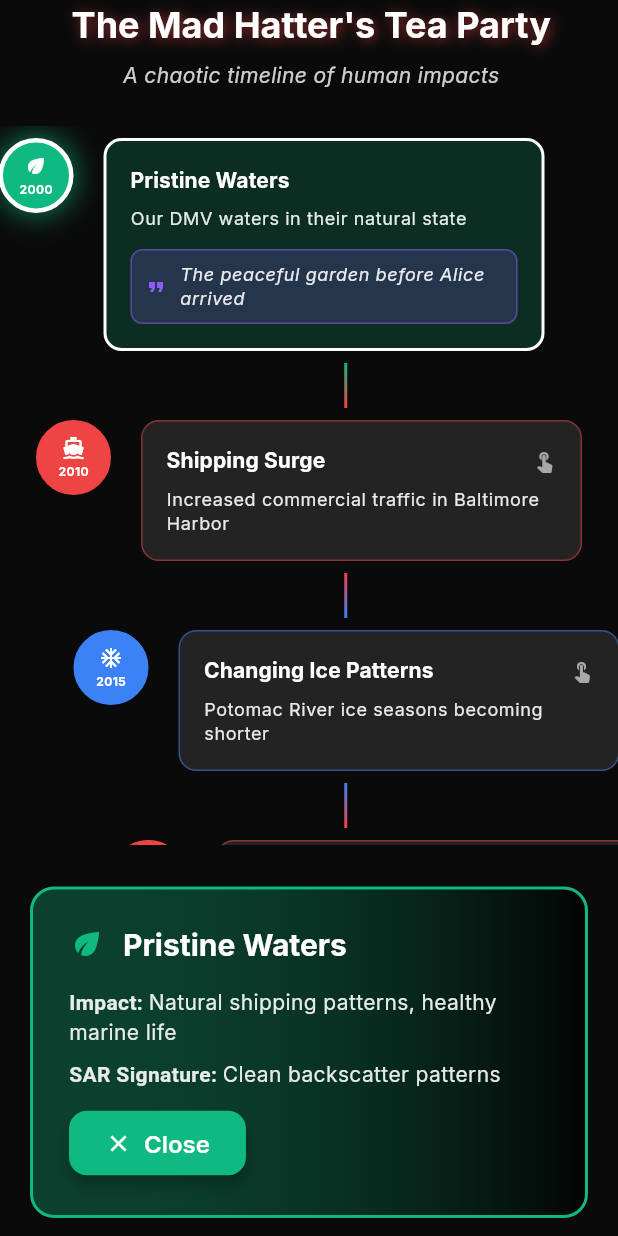
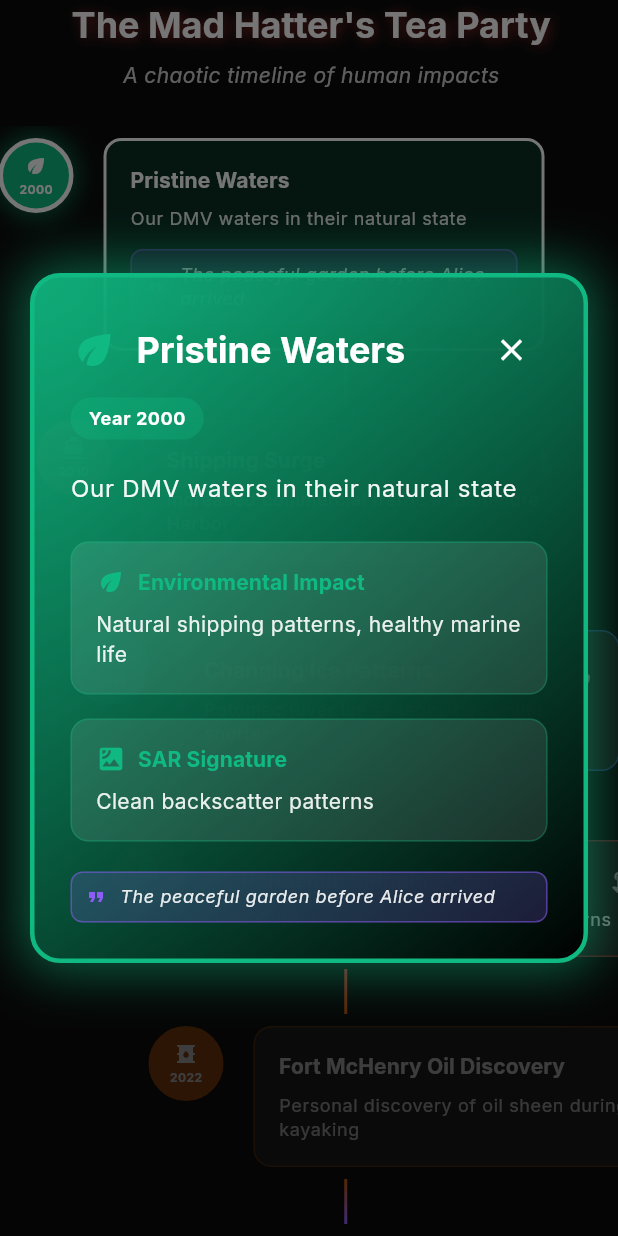
Before and after one commit to pranalitalla8/sarveillance, a Flutter app: the InteractiveTimeline widget shown alone on an empty page, opened directly with sample values from the repository, after a tap on "2000", on a phone screen of 412 x 824 dp. Run offline on Flutter 3.47's test engine with Material 3 defaults, Android fonts, the phone set to English and light mode, and no system bars; our stand-ins replace csv, fl_chart, flutter_map, google_fonts, google_maps_flutter, latlong2.

Commit message:
fix rest of slides

```diff
--- a/lib/widgets/interactive_timeline.dart
+++ b/lib/widgets/interactive_timeline.dart
@@ -129,10 +129,6 @@ class _InteractiveTimelineState extends State<InteractiveTimeline>
         Expanded(
           child: _buildTimelineContent(),
         ),
-        if (_selectedEvent != null) ...[
-          const SizedBox(height: 16),
-          _buildEventDetail(),
-        ],
       ],
     );
   }
@@ -386,25 +382,113 @@ class _InteractiveTimelineState extends State<InteractiveTimeline>
     );
   }
 
-  Widget _buildEventDetail() {
-    final event = _events.firstWhere((e) => e.id == _selectedEvent!);
-
-    return AnimatedContainer(
-      duration: const Duration(milliseconds: 400),
+  Widget _buildEventDetailDialog(TimelineEvent event) {
+    return Dialog(
+      backgroundColor: Colors.transparent,
+      insetPadding: const EdgeInsets.symmetric(horizontal: 20, vertical: 60),
+      child: Container(
+        constraints: BoxConstraints(
+          maxHeight: MediaQuery.of(context).size.height * 0.7,
+        ),
         padding: const EdgeInsets.all(24),
-      margin: const EdgeInsets.symmetric(horizontal: 20, vertical: 12),
-      constraints: const BoxConstraints(minHeight: 200),
         decoration: BoxDecoration(
-        borderRadius: BorderRadius.circular(16),
+          borderRadius: BorderRadius.circular(20),
           gradient: LinearGradient(
+            begin: Alignment.topLeft,
+            end: Alignment.bottomRight,
             colors: [
-            _getEventColor(event.type).withValues(alpha: 0.3),
-            Colors.black.withValues(alpha: 0.7),
+              _getEventColor(event.type).withValues(alpha: 0.9),
+              Colors.black.withValues(alpha: 1.0),
             ],
           ),
           border: Border.all(
             color: _getEventColor(event.type),
-          width: 2,
+            width: 3,
+          ),
+          boxShadow: [
+            BoxShadow(
+              color: _getEventColor(event.type).withValues(alpha: 0.5),
+              blurRadius: 30,
+              spreadRadius: 5,
+            ),
+          ],
+        ),
+        child: SingleChildScrollView(
+          child: Column(
+            crossAxisAlignment: CrossAxisAlignment.start,
+            mainAxisSize: MainAxisSize.min,
+            children: [
+              Row(
+                children: [
+                  Icon(
+                    _getEventIcon(event.type),
+                    color: _getEventColor(event.type),
+                    size: 32,
+                  ),
+                  const SizedBox(width: 12),
+                  Expanded(
+                    child: Text(
+                      event.title,
+                      style: Theme.of(context).textTheme.headlineSmall?.copyWith(
+                        color: Colors.white,
+                        fontWeight: FontWeight.bold,
+                      ),
+                    ),
+                  ),
+                  IconButton(
+                    onPressed: () {
+                      HapticFeedback.lightImpact();
+                      Navigator.of(context).pop();
+                    },
+                    icon: const Icon(Icons.close, color: Colors.white),
+                  ),
+                ],
+              ),
+              const SizedBox(height: 8),
+              Container(
+                padding: const EdgeInsets.symmetric(horizontal: 12, vertical: 6),
+                decoration: BoxDecoration(
+                  borderRadius: BorderRadius.circular(20),
+                  color: _getEventColor(event.type).withValues(alpha: 0.3),
+                ),
+                child: Text(
+                  'Year ${event.year}',
+                  style: Theme.of(context).textTheme.bodySmall?.copyWith(
+                    color: Colors.white,
+                    fontWeight: FontWeight.bold,
+                  ),
+                ),
+              ),
+              const SizedBox(height: 20),
+              Text(
+                event.description,
+                style: Theme.of(context).textTheme.bodyLarge?.copyWith(
+                  color: Colors.white.withValues(alpha: 0.95),
+                  height: 1.5,
+                ),
+              ),
+              const SizedBox(height: 24),
+              _buildDetailSection('Environmental Impact', event.impact, event.type),
+              const SizedBox(height: 16),
+              _buildDetailSection('SAR Signature', event.sarSignature, event.type),
+              const SizedBox(height: 20),
+              _buildAliceQuote(event.aliceReference),
+            ],
+          ),
+        ),
+      ),
+    );
+  }
+
+  Widget _buildDetailSection(String label, String value, TimelineEventType type) {
+    return Container(
+      padding: const EdgeInsets.all(16),
+      decoration: BoxDecoration(
+        borderRadius: BorderRadius.circular(12),
+        color: Colors.white.withValues(alpha: 0.1),
+        border: Border.all(
+          color: _getEventColor(type).withValues(alpha: 0.3),
+          width: 1,
         ),
       ),
       child: Column(
@@ -413,34 +497,26 @@ class _InteractiveTimelineState extends State<InteractiveTimeline>
           Row(
             children: [
               Icon(
-                _getEventIcon(event.type),
-                color: _getEventColor(event.type),
-                size: 24,
+                label.contains('Impact') ? Icons.eco : Icons.satellite,
+                color: _getEventColor(type),
+                size: 20,
               ),
-              const SizedBox(width: 12),
-              Expanded(
-                child: Text(
-                  event.title,
-                  style: Theme.of(context).textTheme.titleLarge?.copyWith(
-                    color: Colors.white,
+              const SizedBox(width: 8),
+              Text(
+                label,
+                style: Theme.of(context).textTheme.titleSmall?.copyWith(
+                  color: _getEventColor(type),
                   fontWeight: FontWeight.bold,
-                  ),
                 ),
               ),
             ],
           ),
-          const SizedBox(height: 16),
-          _buildDetailRow('Impact', event.impact),
           const SizedBox(height: 8),
-          _buildDetailRow('SAR Signature', event.sarSignature),
-          const SizedBox(height: 12),
-          ElevatedButton.icon(
-            onPressed: () => setState(() => _selectedEvent = null),
-            icon: const Icon(Icons.close),
-            label: const Text('Close'),
-            style: ElevatedButton.styleFrom(
-              backgroundColor: _getEventColor(event.type),
-              foregroundColor: Colors.white,
+          Text(
+            value,
+            style: Theme.of(context).textTheme.bodyMedium?.copyWith(
+              color: Colors.white.withValues(alpha: 0.9),
+              height: 1.4,
             ),
           ),
         ],
@@ -448,32 +524,22 @@ class _InteractiveTimelineState extends State<InteractiveTimeline>
     );
   }
 
-  Widget _buildDetailRow(String label, String value) {
-    return RichText(
-      text: TextSpan(
-        style: Theme.of(context).textTheme.bodyMedium?.copyWith(
-          color: Colors.white.withValues(alpha: 0.9),
-        ),
-        children: [
-          TextSpan(
-            text: '$label: ',
-            style: const TextStyle(fontWeight: FontWeight.bold),
-          ),
-          TextSpan(text: value),
-        ],
-      ),
-    );
-  }
 
   void _handleEventTap(TimelineEvent event) {
     HapticFeedback.mediumImpact();
 
     setState(() {
       _revealedEvents.add(event.id);
-      _selectedEvent = _selectedEvent == event.id ? null : event.id;
+      _selectedEvent = event.id;
     });
 
     widget.onImpactTap(event.id);
+
+    // Show the event detail in a dialog
+    showDialog(
+      context: context,
+      builder: (context) => _buildEventDetailDialog(event),
+    );
   }
 
   Color _getEventColor(TimelineEventType type) {
--- a/lib/widgets/solution_demo.dart
+++ b/lib/widgets/solution_demo.dart
@@ -249,7 +249,7 @@ class _SolutionDemoState extends State<SolutionDemo>
         ),
         const SizedBox(height: 16),
         SizedBox(
-          height: 140,
+          height: 200, // Increased from 140 to 200 for better visibility
           child: ListView.builder(
             scrollDirection: Axis.horizontal,
             itemCount: technologies.length,
@@ -681,11 +681,15 @@ class _SolutionDemoState extends State<SolutionDemo>
                     size: 20,
                   ),
                   const SizedBox(width: 8),
-                  Text(
-                    'Timeline: ${solution.timeline}',
-                    style: Theme.of(context).textTheme.bodyMedium?.copyWith(
-                      color: const Color(0xFF10B981),
-                      fontWeight: FontWeight.bold,
+                  Expanded(
+                    child: Text(
+                      'Timeline: ${solution.timeline}',
+                      style: Theme.of(context).textTheme.bodyMedium?.copyWith(
+                        color: const Color(0xFF10B981),
+                        fontWeight: FontWeight.bold,
+                      ),
+                      maxLines: 2,
+                      overflow: TextOverflow.visible,
                     ),
                   ),
                 ],
```
Lines whose indentation alone changed are shown as unchanged.
